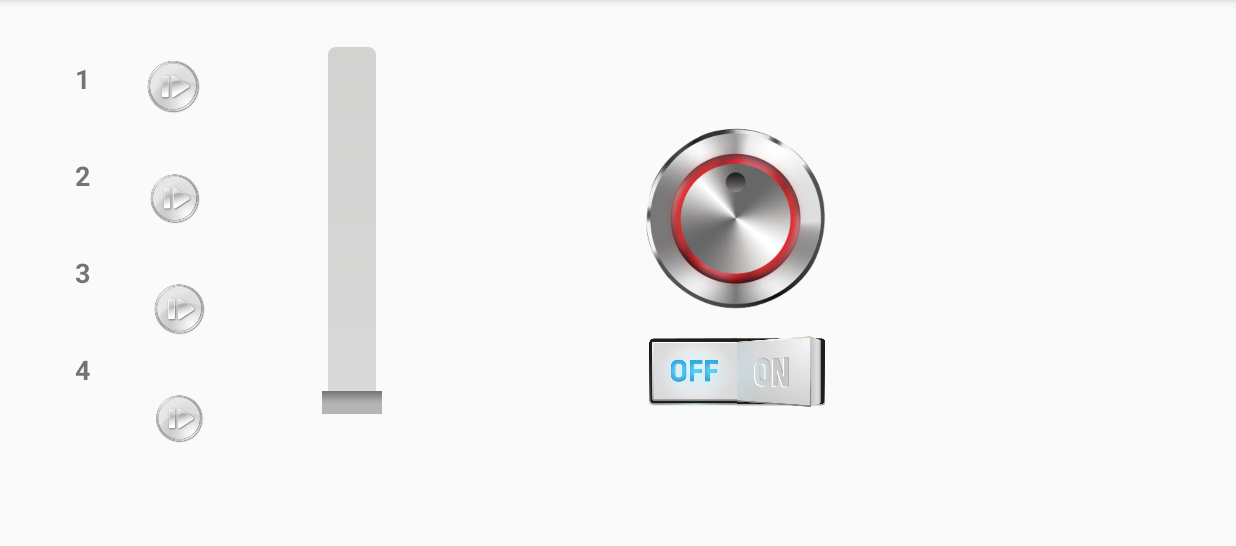
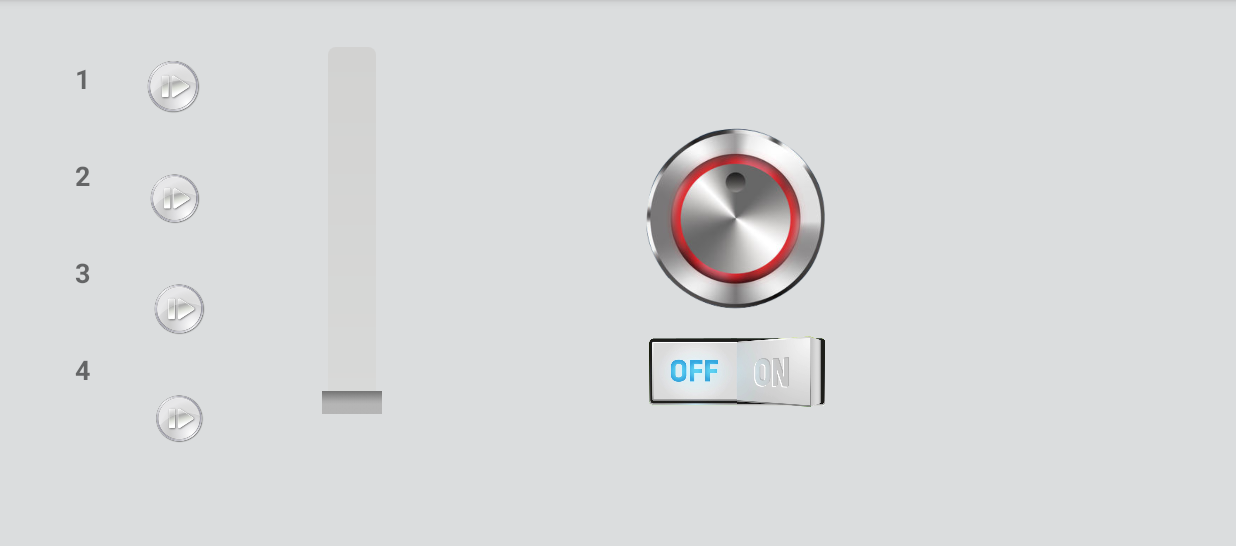
Before and after one commit to AbstractKim/HapticSimulationApp, an Android app: the screen it shows after launch (MainActivity), on a phone screen of 824 x 412 dp (held sideways), the part 72-618 px from its top. Run offline under Robolectric (Android 15) with nearby library versions, the phone set to English and light mode, and no system bars; libraries missing offline, so code that uses them is left out: com.lukedeighton.wheelview; 5 statements that could not run were skipped.

Commit message:
add backgound color to blue-gray-100

```diff
--- a/app/src/main/res/layout-large/activity_main.xml
+++ b/app/src/main/res/layout-large/activity_main.xml
@@ -4,6 +4,7 @@
     xmlns:tools="http://schemas.android.com/tools"
     android:layout_width="match_parent"
     android:layout_height="match_parent"
+    android:background="@color/blue_grey_100"
     tools:context="com.github.abstractkim.hapticsimulation.MainActivity">
 
   <TextView
--- a/app/src/main/res/layout/activity_main.xml
+++ b/app/src/main/res/layout/activity_main.xml
@@ -4,6 +4,7 @@
     xmlns:tools="http://schemas.android.com/tools"
     android:layout_width="match_parent"
     android:layout_height="match_parent"
+    android:background="@color/blue_grey_100"
     tools:context="com.github.abstractkim.hapticsimulation.MainActivity">
 
   <TextView
--- a/app/src/main/res/values/material_colors.xml
+++ b/app/src/main/res/values/material_colors.xml
@@ -283,7 +283,7 @@
 
     <!-- BLUE GREY -->
     <color name="blue_grey_50">#eceff1</color>
-    <color name="blue_grey_100">#cfd8dc</color>
+    <color name="blue_grey_100">#dbddde</color>
     <color name="blue_grey_200">#b0bef5</color>
     <color name="blue_grey_300">#90a4ae</color>
     <color name="blue_grey_400">#78909c</color>
```
